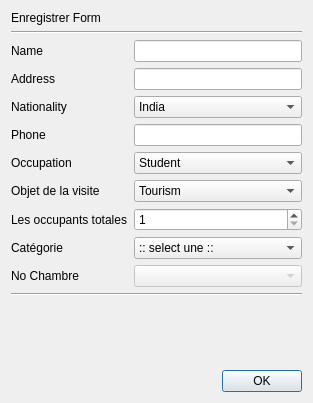
This is checkinform.ui in abdeljalilanane/Innovative-Hotel-Manager as Qt 5 draws it before an edit. The edited form follows.
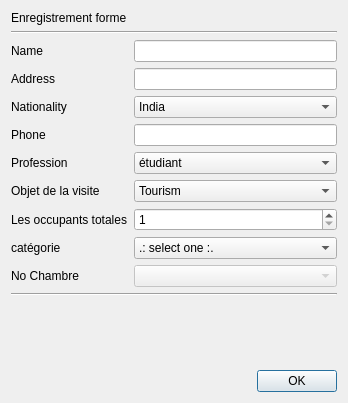
This is the edited form.

What changed in the file:
```diff
--- a/checkinform.ui
+++ b/checkinform.ui
@@ -6,7 +6,7 @@
    <rect>
     <x>0</x>
     <y>0</y>
-    <width>313</width>
+    <width>348</width>
     <height>403</height>
    </rect>
   </property>
@@ -17,7 +17,7 @@
    <item row="0" column="0" colspan="2">
     <widget class="QLabel" name="label">
      <property name="text">
-      <string>&lt;html&gt;&lt;head/&gt;&lt;body&gt;&lt;p&gt;Enregistrer Form&lt;/p&gt;&lt;/body&gt;&lt;/html&gt;</string>
+      <string>&lt;html&gt;&lt;head/&gt;&lt;body&gt;&lt;p&gt;Enregistrement forme&lt;/p&gt;&lt;/body&gt;&lt;/html&gt;</string>
      </property>
     </widget>
    </item>
@@ -147,7 +147,7 @@
    <item row="6" column="0" colspan="2">
     <widget class="QLabel" name="label_6">
      <property name="text">
-      <string>Occupation</string>
+      <string>Profession</string>
      </property>
     </widget>
    </item>
@@ -155,7 +155,7 @@
     <widget class="QComboBox" name="occupation">
      <item>
       <property name="text">
-       <string>Student</string>
+       <string>étudiant</string>
       </property>
      </item>
      <item>
@@ -246,7 +246,7 @@
    <item row="9" column="0">
     <widget class="QLabel" name="label_9">
      <property name="text">
-      <string>Catégorie</string>
+      <string>catégorie</string>
      </property>
     </widget>
    </item>
@@ -260,7 +260,7 @@
      </property>
      <item>
       <property name="text">
-       <string>:: select une ::</string>
+       <string>.: select one :.</string>
       </property>
      </item>
     </widget>
```
Left out of the diff: 37 changed lines with no effect on the pictures.
